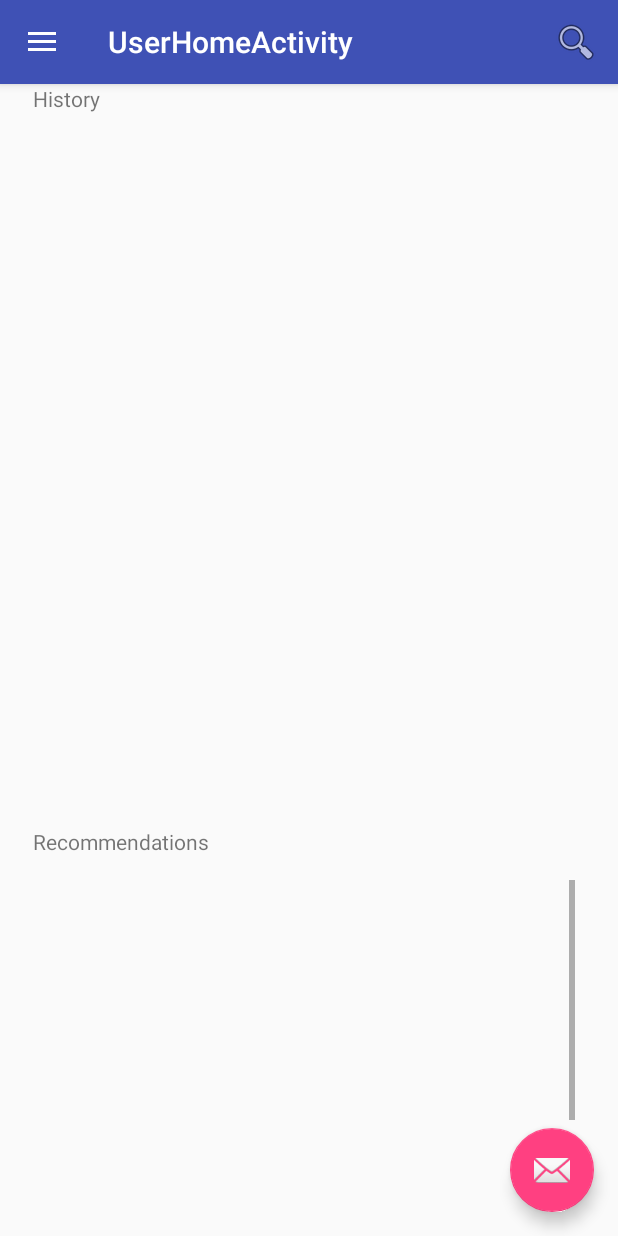
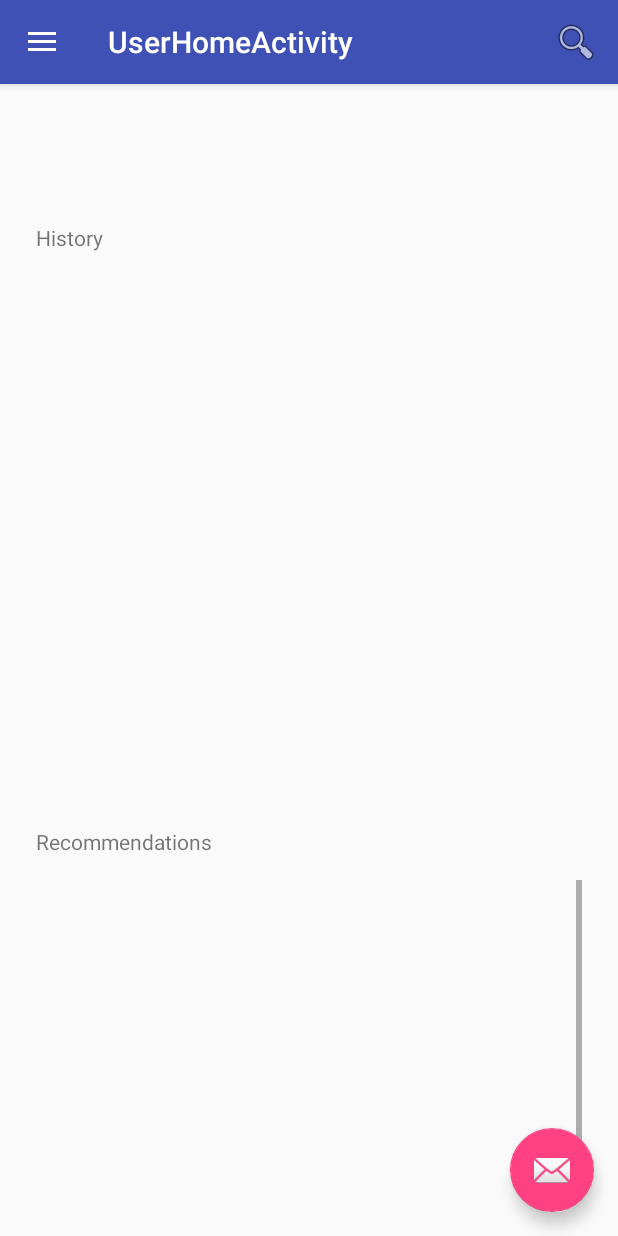
Before and after one commit to bounswe/bounswe2016group2, an Android app: the UserHomeActivity screen opened directly, with no data from a screen before it, on a phone screen of 412 x 824 dp. Run offline under Robolectric (Android 15) with nearby library versions, the light colour scheme and no system bars; our stand-ins replace Picasso; pictures from the network do not load.

Commit message:
User home implementation update, Food adapter update

```diff
--- a/android/EatRight/app/build.gradle
+++ b/android/EatRight/app/build.gradle
@@ -5,8 +5,8 @@ android {
     buildToolsVersion "24.0.1"
     defaultConfig {
         applicationId "com.example.bounswegroup2.eatright"
-        minSdkVersion 24
-        targetSdkVersion 24
+        minSdkVersion 22
+        targetSdkVersion 22
         versionCode 1
         versionName "1.0"
         testInstrumentationRunner "android.support.test.runner.AndroidJUnitRunner"
--- a/android/EatRight/app/src/main/java/com/example/bounswegroup2/Utils/FoodAdapter.java
+++ b/android/EatRight/app/src/main/java/com/example/bounswegroup2/Utils/FoodAdapter.java
@@ -1,14 +1,18 @@
 package com.example.bounswegroup2.Utils;
 
+import android.content.Context;
 import android.support.v7.widget.RecyclerView;
 import android.view.LayoutInflater;
 import android.view.View;
 import android.view.ViewGroup;
 import android.widget.ImageView;
 
+import com.example.bounswegroup2.Models.Food;
 import com.example.bounswegroup2.eatright.R;
 
 import com.squareup.picasso.Picasso;
+
+import java.util.ArrayList;
 
 /**
  * Created by yigitozgumus on 11/23/16.
@@ -16,7 +20,8 @@ import com.squareup.picasso.Picasso;
 
 public class FoodAdapter extends RecyclerView.Adapter<FoodAdapter.ViewHolder> {
 
-
+    private ArrayList<Food> foods;
+    private Context context;
     private static ClickListener clickListener;
 
     //Creating onClick listener for the ImageTexts
@@ -53,6 +58,11 @@ public class FoodAdapter extends RecyclerView.Adapter<FoodAdapter.ViewHolder> {
         FoodAdapter.clickListener = clickListener;
     }
 
+    public FoodAdapter(Context context, ArrayList<Food> foodList){
+        this.context = context;
+        this.foods = foodList;
+    }
+
     @Override
     public FoodAdapter.ViewHolder onCreateViewHolder(ViewGroup parent, int viewType) {
         View view = LayoutInflater.from(parent.getContext())
--- a/android/EatRight/app/src/main/java/com/example/bounswegroup2/eatright/UserHomeActivity.java
+++ b/android/EatRight/app/src/main/java/com/example/bounswegroup2/eatright/UserHomeActivity.java
@@ -6,6 +6,9 @@ import android.content.Intent;
 import android.os.Bundle;
 import android.support.design.widget.FloatingActionButton;
 import android.support.design.widget.Snackbar;
+import android.support.v7.widget.GridLayoutManager;
+import android.support.v7.widget.LinearLayoutManager;
+import android.support.v7.widget.RecyclerView;
 import android.support.v7.widget.SearchView;
 import android.view.LayoutInflater;
 import android.view.View;
@@ -22,6 +25,11 @@ import android.view.ViewGroup;
 import android.widget.TextView;
 import android.widget.Toast;
 
+import com.example.bounswegroup2.Models.Food;
+import com.example.bounswegroup2.Utils.FoodAdapter;
+
+import java.util.ArrayList;
+
 import static com.example.bounswegroup2.eatright.R.layout.nav_header_user_home;
 
 public class UserHomeActivity extends AppCompatActivity
@@ -29,49 +37,103 @@ public class UserHomeActivity extends AppCompatActivity
 
     private TextView userRecommendations;
     private TextView userHistory;
-
+    private RecyclerView mHistoryRecyclerView;
+    private RecyclerView mRecomRecyclerView;
+    private LinearLayoutManager mHistoryLinearLayoutManager;
+    private LinearLayoutManager mRecomLinearLayoutManager;
+    private FoodAdapter foodAdapterH;
+    private FoodAdapter foodAdapterR;
+    private DrawerLayout drawer;
+    private NavigationView mNavigationView;
+    private TextView mShowName;
+    private FloatingActionButton mFab ;
+    private ActionBarDrawerToggle mToggle;
+    private Toolbar mToolbar;
     @Override
     protected void onCreate(Bundle savedInstanceState) {
         super.onCreate(savedInstanceState);
         setContentView(R.layout.activity_user_home);
 
-
-        Toolbar toolbar = (Toolbar) findViewById(R.id.toolbar);
-        setSupportActionBar(toolbar);
+        mToolbar = (Toolbar) findViewById(R.id.toolbar);
+        setSupportActionBar(mToolbar);
         userRecommendations = (TextView) findViewById(R.id.user_home_recommendations);
         userHistory = (TextView) findViewById(R.id.user_home_history);
         userRecommendations.setText(R.string.user_page_recommendations);
         userHistory.setText(R.string.user_page_histroy);
 
-//        FloatingActionButton fab = (FloatingActionButton) findViewById(R.id.fab);
-//        fab.setOnClickListener(new View.OnClickListener() {
+        //TODO will be activated after the main implementation
+//        mFab = (FloatingActionButton) findViewById(R.id.fab);
+//        mFab.setOnClickListener(new View.OnClickListener() {
 //            @Override
 //            public void onClick(View view) {
 //                Snackbar.make(view, "Replace with your own action", Snackbar.LENGTH_LONG)
 //                        .setAction("Action", null).show();
 //            }
 //        });
+        Bundle bundle = getIntent().getExtras();
+        initSecondaryViews(bundle);
+        initFoodHistory();
 
-        DrawerLayout drawer = (DrawerLayout) findViewById(R.id.drawer_layout);
-        ActionBarDrawerToggle toggle = new ActionBarDrawerToggle(
-                this, drawer, toolbar, R.string.navigation_drawer_open, R.string.navigation_drawer_close);
-        drawer.addDrawerListener(toggle);
-        toggle.syncState();
 
-        NavigationView navigationView = (NavigationView) findViewById(R.id.nav_view);
-        navigationView.setNavigationItemSelectedListener(this);
 
-        View header=navigationView.getHeaderView(0);
-        TextView tv = (TextView)header.findViewById(R.id.textView_email);
-        Bundle bundle = getIntent().getExtras();
+    }
+
+    public void initSecondaryViews(Bundle bundle){
+        drawer = (DrawerLayout) findViewById(R.id.drawer_layout);
+        mToggle = new ActionBarDrawerToggle(
+                this, drawer, mToolbar, R.string.navigation_drawer_open, R.string.navigation_drawer_close);
+        drawer.addDrawerListener(mToggle);
+        mToggle.syncState();
+
+        mNavigationView = (NavigationView) findViewById(R.id.nav_view);
+        mNavigationView.setNavigationItemSelectedListener(this);
+
+        View header=mNavigationView.getHeaderView(0);
+        mShowName = (TextView)header.findViewById(R.id.textView_email);
+
         if(bundle!=null) {
             String un = bundle.getString("username");
             if(un != null)
-            tv.setText(un);
+                mShowName.setText(un);
             else
-            tv.setText(bundle.getString("email"));
+                mShowName.setText(bundle.getString("email"));
         }
     }
+
+    public void initFoodHistory(){
+        mHistoryRecyclerView = (RecyclerView) findViewById(R.id.History_recycler);
+        mHistoryRecyclerView.setHasFixedSize(true);
+        mHistoryLinearLayoutManager = new GridLayoutManager(getApplicationContext(),1);
+        mHistoryLinearLayoutManager.setOrientation(LinearLayoutManager.VERTICAL);
+        mHistoryRecyclerView.setLayoutManager(mHistoryLinearLayoutManager);
+        ArrayList<Food> foods = getFoods();
+        foodAdapterH = new FoodAdapter(getApplicationContext(),foods);
+        foodAdapterH.setOnItemClickListener(new FoodAdapter.ClickListener() {
+            @Override
+            public void onItemClick(int position, View v) {
+
+            }
+
+            @Override
+            public void onItemLongClick(int position, View v) {
+
+            }
+        });
+        mHistoryRecyclerView.setAdapter(foodAdapterH);
+
+    }
+
+    public void initFoodRecommendations(){
+        //TODO will process recommended foods and will add to the recycler view
+    }
+
+    public ArrayList getFoods(){
+        ArrayList<Food> foods = new ArrayList<>();
+        //TODO will be implemented
+        return foods;
+    }
+
+
 
     @Override
     public void onBackPressed() {
--- a/android/EatRight/app/src/main/res/layout/content_user_home.xml
+++ b/android/EatRight/app/src/main/res/layout/content_user_home.xml
@@ -12,29 +12,31 @@
 
     <TextView
         android:text="TextView"
-        android:layout_width="368dp"
+        android:layout_width="0dp"
         android:layout_height="24dp"
-        tools:layout_editor_absoluteY="5dp"
         android:id="@+id/user_home_history"
         app:layout_constraintRight_toRightOf="parent"
         app:layout_constraintLeft_toLeftOf="parent"
-        android:layout_marginStart="8dp"
-        android:layout_marginLeft="8dp"
-        android:layout_marginEnd="8dp"
-        android:layout_marginRight="8dp" />
+        android:layout_marginStart="24dp"
+        android:layout_marginLeft="24dp"
+        android:layout_marginEnd="24dp"
+        android:layout_marginRight="24dp"
+        app:layout_constraintBottom_toTopOf="@+id/history_list"
+        app:layout_constraintTop_toTopOf="parent" />
 
     <ScrollView
         android:orientation="vertical"
-        android:layout_width="368dp"
+        android:layout_width="0dp"
         android:layout_height="194dp"
         android:id="@+id/history_list"
-        tools:layout_editor_absoluteY="44dp"
         app:layout_constraintRight_toRightOf="parent"
         app:layout_constraintLeft_toLeftOf="parent"
-        android:layout_marginStart="8dp"
-        android:layout_marginLeft="8dp"
-        android:layout_marginEnd="8dp"
-        android:layout_marginRight="8dp">
+        android:layout_marginStart="24dp"
+        android:layout_marginLeft="24dp"
+        android:layout_marginEnd="24dp"
+        android:layout_marginRight="24dp"
+        app:layout_constraintBottom_toTopOf="@+id/user_home_recommendations"
+        app:layout_constraintTop_toBottomOf="@+id/user_home_history">
 
         <android.support.design.widget.CoordinatorLayout
             android:layout_width="match_parent"
@@ -47,7 +49,7 @@
             <android.support.v7.widget.RecyclerView
                 android:id="@+id/History_recycler"
                 android:layout_width="match_parent"
-                android:layout_height="116dp"
+                android:layout_height="match_parent"
                 android:scrollbars="vertical">
 
             </android.support.v7.widget.RecyclerView>
@@ -57,28 +59,31 @@
 
     <TextView
         android:text="TextView"
-        android:layout_width="368dp"
+        android:layout_width="0dp"
         android:layout_height="wrap_content"
         android:id="@+id/user_home_recommendations"
-        app:layout_constraintBottom_toTopOf="@+id/user_history_list"
-        app:layout_constraintRight_toRightOf="@+id/history_list"
-        android:layout_marginBottom="16dp" />
+        app:layout_constraintBottom_toTopOf="@+id/recommendation_list"
+        app:layout_constraintRight_toRightOf="parent"
+        android:layout_marginBottom="16dp"
+        app:layout_constraintLeft_toLeftOf="parent"
+        android:layout_marginStart="24dp"
+        android:layout_marginEnd="24dp" />
 
     <ScrollView
         android:orientation="vertical"
-        android:layout_width="368dp"
+        android:layout_width="0dp"
         android:layout_height="209dp"
         app:layout_constraintRight_toRightOf="parent"
         app:layout_constraintLeft_toLeftOf="parent"
-        android:id="@+id/user_history_list"
+        android:id="@+id/recommendation_list"
         app:layout_constraintBottom_toBottomOf="parent"
         app:layout_constraintTop_toTopOf="parent"
         app:layout_constraintVertical_bias="0.95"
         app:layout_constraintHorizontal_bias="0.25"
-        android:layout_marginStart="8dp"
-        android:layout_marginLeft="8dp"
-        android:layout_marginEnd="8dp"
-        android:layout_marginRight="8dp">
+        android:layout_marginStart="24dp"
+        android:layout_marginLeft="24dp"
+        android:layout_marginEnd="24dp"
+        android:layout_marginRight="24dp">
 
         <android.support.design.widget.CoordinatorLayout
             android:layout_width="match_parent"
@@ -91,7 +96,7 @@
             <android.support.v7.widget.RecyclerView
                 android:id="@+id/Recommendation_recycler"
                 android:layout_width="match_parent"
-                android:layout_height="274dp"
+                android:layout_height="216dp"
                 android:scrollbars="vertical">
 
             </android.support.v7.widget.RecyclerView>
```
Also changed, not shown: android/EatRight/app/src/main/res/layout/food_card.xml (added, +52 -0 lines).
